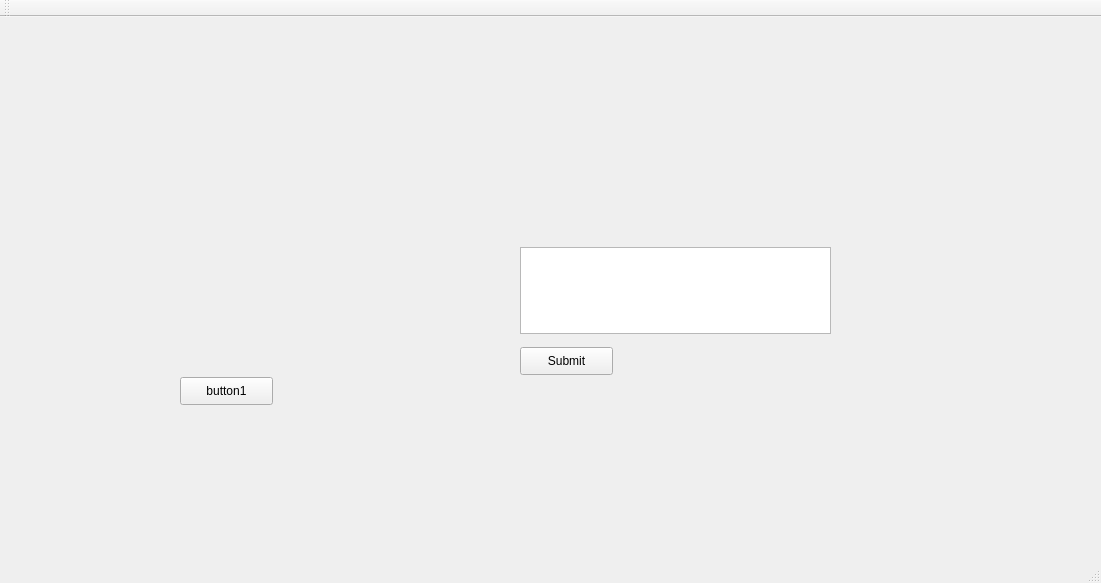
First picture: the form in QtMessengerDemo/mainwindow.ui, repository cal-roboops/F2017_Decal, before the edit.
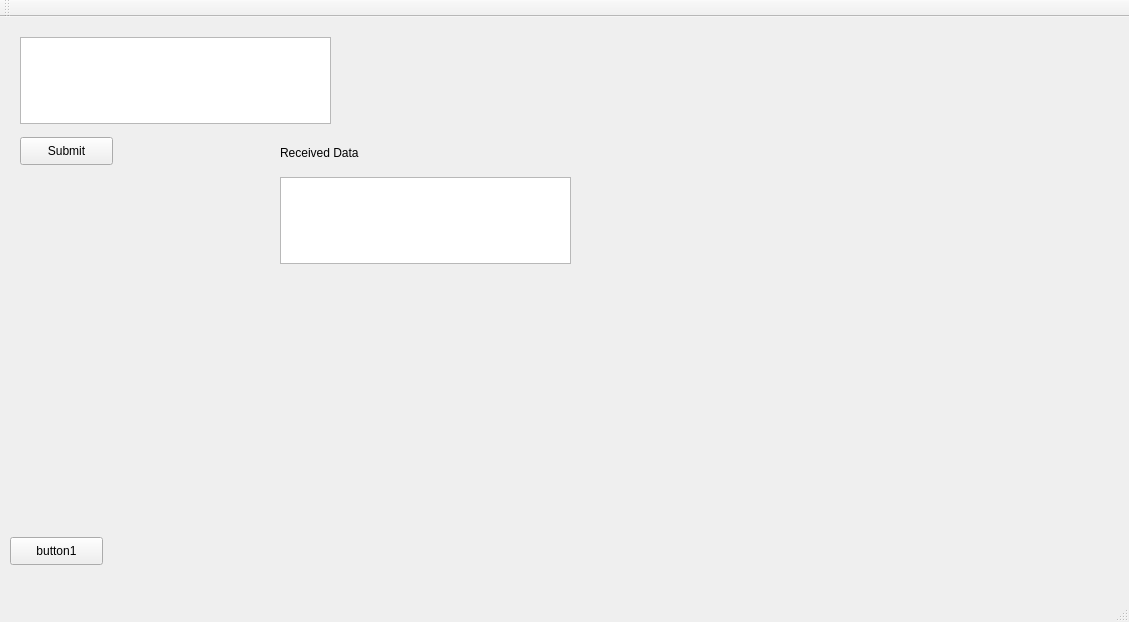
Second picture: the form after the edit.

Patch:
```diff
--- a/QtMessengerDemo/mainwindow.ui
+++ b/QtMessengerDemo/mainwindow.ui
@@ -6,8 +6,8 @@
    <rect>
     <x>0</x>
     <y>0</y>
-    <width>1101</width>
-    <height>583</height>
+    <width>1129</width>
+    <height>622</height>
    </rect>
   </property>
   <property name="windowTitle">
@@ -17,8 +17,8 @@
    <widget class="QPushButton" name="button1">
     <property name="geometry">
      <rect>
-      <x>180</x>
-      <y>360</y>
+      <x>10</x>
+      <y>520</y>
       <width>93</width>
       <height>28</height>
      </rect>
@@ -30,8 +30,8 @@
    <widget class="QTextEdit" name="data">
     <property name="geometry">
      <rect>
-      <x>520</x>
-      <y>230</y>
+      <x>20</x>
+      <y>20</y>
       <width>311</width>
       <height>87</height>
      </rect>
@@ -40,8 +40,8 @@
    <widget class="QPushButton" name="submitData">
     <property name="geometry">
      <rect>
-      <x>520</x>
-      <y>330</y>
+      <x>20</x>
+      <y>120</y>
       <width>93</width>
       <height>28</height>
      </rect>
@@ -50,6 +50,29 @@
      <string>Submit</string>
     </property>
    </widget>
+   <widget class="QTextEdit" name="receivedData">
+    <property name="geometry">
+     <rect>
+      <x>280</x>
+      <y>160</y>
+      <width>291</width>
+      <height>87</height>
+     </rect>
+    </property>
+   </widget>
+   <widget class="QLabel" name="label">
+    <property name="geometry">
+     <rect>
+      <x>280</x>
+      <y>125</y>
+      <width>91</width>
+      <height>21</height>
+     </rect>
+    </property>
+    <property name="text">
+     <string>Received Data</string>
+    </property>
+   </widget>
   </widget>
   <widget class="QMenuBar" name="menuBar">
    <property name="geometry">
```
Left out of the diff: 2 changed lines with no effect on the pictures.
